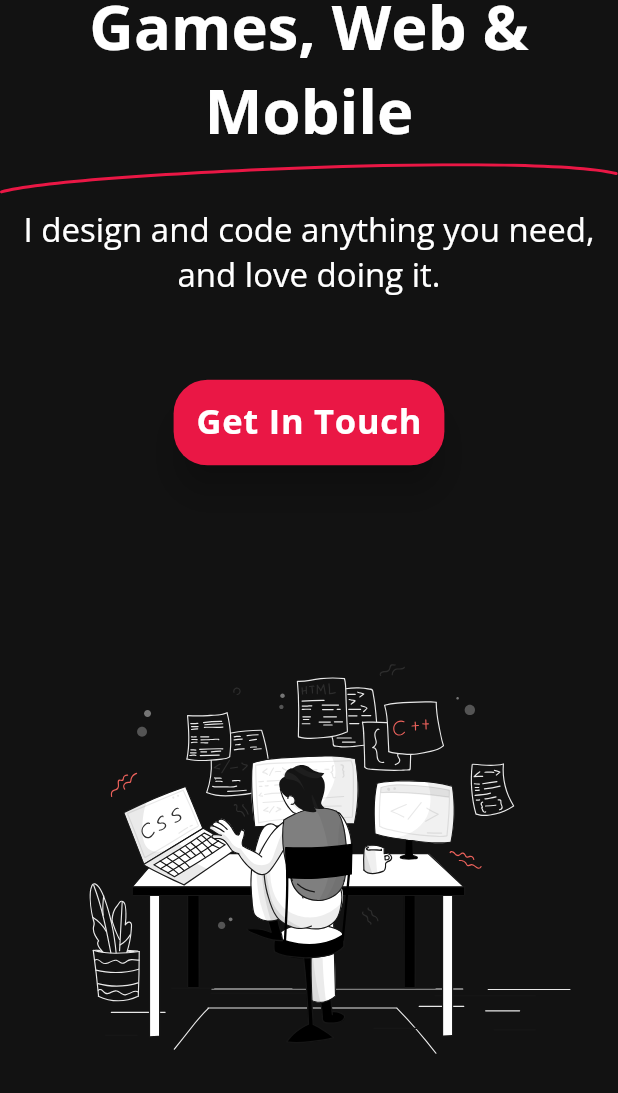
After one commit to ultamatum/Website, a Flutter app: the screen it shows after launch, scrolled down 283 dp, after a tap on "Get In Touch", on a phone screen of 412 x 824 dp. The commit adds this screen. Shown: the top 1093 px of the screen. Run offline on Flutter 3.47's test engine with Material 2 defaults, Android fonts, the phone set to English and light mode, and no system bars; our stand-ins replace flutter_svg, google_fonts.

Commit message:
Code cleanup

```diff
--- /dev/null
+++ b/lib/components/get_in_touch_button.dart
@@ -0,0 +1,49 @@
+import 'package:flutter/material.dart';
+import 'package:flutter/services.dart';
+import 'package:url_launcher/url_launcher.dart';
+
+class GetInTouchButton extends StatelessWidget {
+  const GetInTouchButton({
+    Key? key,
+  }) : super(key: key);
+
+  @override
+  Widget build(BuildContext context) {
+    final ButtonStyle style = ElevatedButton.styleFrom(
+      textStyle: Theme.of(context).textTheme.button!.copyWith(
+            fontWeight: FontWeight.bold,
+            fontSize: 23,
+            letterSpacing: 0.5,
+            height: 1.175,
+          ),
+      shape: RoundedRectangleBorder(
+        borderRadius: BorderRadius.circular(22.5),
+      ),
+      padding: const EdgeInsets.symmetric(
+        horizontal: 15,
+        vertical: 15,
+      ),
+      elevation: 10,
+    );
+
+    return Center(
+      child: ElevatedButton(
+        style: style,
+        onPressed: _launchMailClient,
+        child: const Text(
+          'Get In Touch',
+          textAlign: TextAlign.left,
+        ),
+      ),
+    );
+  }
+}
+
+void _launchMailClient() async {
+  const mailUrl = 'mailto:alexander@ultamatum.dev';
+  try {
+    await launch(mailUrl);
+  } catch (e) {
+    await Clipboard.setData(const ClipboardData(text: mailUrl));
+  }
+}
--- a/lib/main.dart
+++ b/lib/main.dart
@@ -15,7 +15,7 @@ class MyApp extends StatelessWidget {
   Widget build(BuildContext context) {
     return MaterialApp(
       debugShowCheckedModeBanner: false,
-      title: 'Alexander Gray',
+      title: 'Alexander Gray | Freelance Programmer from Scotland',
       theme: UltTheme.themeData,
       home: const MainScreen(),
     );
--- /dev/null
+++ b/lib/screens/main_screen_sections/intro_section.dart
@@ -0,0 +1,67 @@
+import 'package:flutter/material.dart';
+import 'package:flutter_svg/flutter_svg.dart';
+import 'package:website/components/get_in_touch_button.dart';
+
+class IntroSection extends StatelessWidget {
+  const IntroSection({
+    Key? key,
+  }) : super(key: key);
+
+  @override
+  Widget build(BuildContext context) {
+    return Container(
+      padding: const EdgeInsets.only(top: 95),
+      child: Column(
+        mainAxisSize: MainAxisSize.min,
+        children: <Widget>[
+          Text(
+            'Alexander Gray',
+            textAlign: TextAlign.center,
+            style: Theme.of(context).textTheme.headline3!.copyWith(
+                  color: Theme.of(context).primaryColor,
+                  fontSize: 48,
+                  fontWeight: FontWeight.bold,
+                ),
+          ),
+          const SizedBox(height: 56),
+          Column(
+            children: <Widget>[
+              Text(
+                'Programming for Games, Web & Mobile',
+                textAlign: TextAlign.center,
+                style: Theme.of(context).textTheme.headline1!.copyWith(
+                      fontSize: 41,
+                      fontWeight: FontWeight.bold,
+                    ),
+              ),
+              const SizedBox(height: 0),
+              SvgPicture.asset(
+                'assets/Swoosh.svg',
+                semanticsLabel: 'Swoosh',
+                width: 819.5,
+                height: 36.19,
+              ),
+              const SizedBox(height: 0),
+              Text(
+                'I design and code anything you need, and love doing it.',
+                textAlign: TextAlign.center,
+                style: Theme.of(context).textTheme.subtitle1!.copyWith(
+                      fontSize: 22,
+                      fontWeight: FontWeight.normal,
+                    ),
+              ),
+            ],
+          ),
+          const SizedBox(height: 56),
+          const GetInTouchButton(),
+          SvgPicture.asset(
+            'assets/HeroImage.svg',
+            semanticsLabel: 'HeroImage',
+            width: 818,
+            height: 514,
+          ),
+        ],
+      ),
+    );
+  }
+}
```
Also changed, not shown: lib/screens/main_screen.dart (+3 -141 lines).
